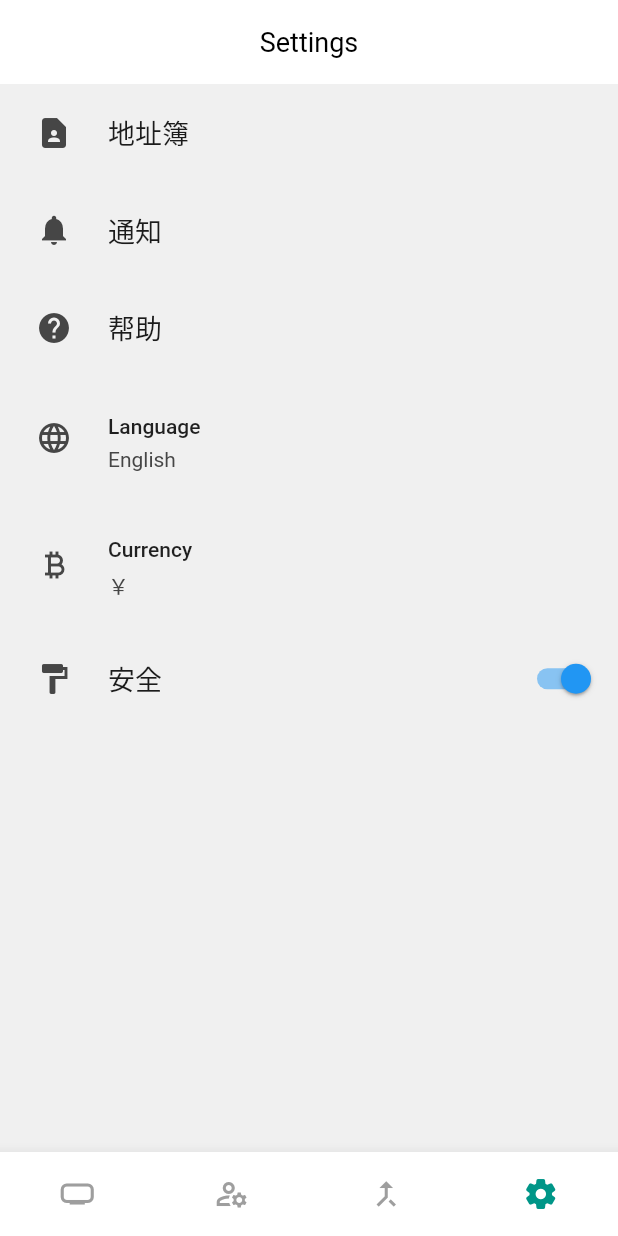
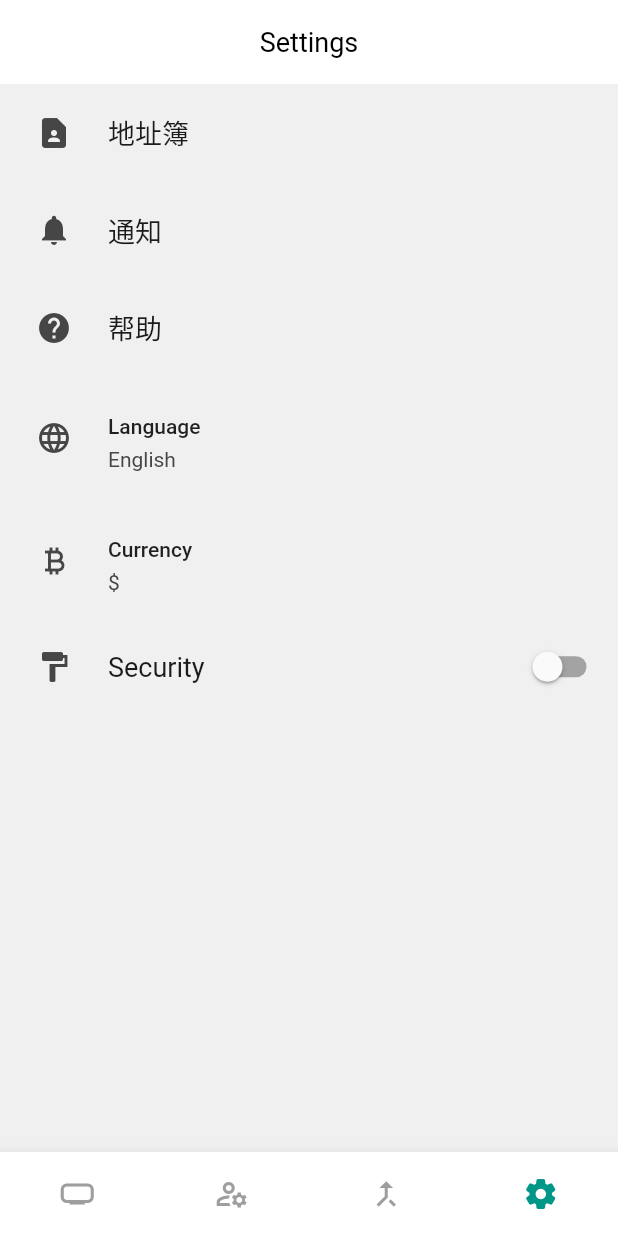
Before and after one commit to toanalien/toolhub, a Flutter app: the screen it shows after launch, item 4 of the bottom bar chosen, after a tap on "通知", on a phone screen of 412 x 824 dp. Run offline on Flutter 3.47's test engine with Material 2 defaults, Android fonts, the phone set to English and light mode, and no system bars; drawn by our look-alikes of animated_bottom_navigation_bar, settings_ui; our stand-ins replace dio, get, hive_flutter, introduction_screen, local_auth, shared_preferences; missing offline and left inert: flutter_inappwebview, local_session_timeout; accounts and stored records are empty.

Commit message:
feat: add storage and router

```diff
--- a/lib/i10n/translation.dart
+++ b/lib/i10n/translation.dart
@@ -8,6 +8,7 @@ class Translation extends Translations {
           "settings.title": "Settings",
           "settings.language": "Language",
           "settings.currency": "Currency",
+          "settings.security": "Security",
         },
         'de_DE': {
           'hello': 'Hallo Welt',
@@ -17,6 +18,7 @@ class Translation extends Translations {
           "settings.title": "设置",
           "settings.language": "语言",
           "settings.currency": "货币",
+          "settings.security": "安全",
         },
       };
 }
--- /dev/null
+++ b/lib/navigator.dart
@@ -0,0 +1,18 @@
+import 'package:flutter/cupertino.dart';
+
+class MNavigator {
+  static NavigatorState of(BuildContext context) {
+    return Navigator.of(context);
+  }
+
+  static push(
+    BuildContext context,
+    Widget Function(BuildContext ctx, dynamic arguments) create,
+  ) {
+    Navigator.of(context).push(
+      CupertinoPageRoute(builder: (context) {
+        return create(context, {});
+      }),
+    );
+  }
+}
--- a/lib/routes/settings.dart
+++ b/lib/routes/settings.dart
@@ -3,12 +3,49 @@ import 'package:flutter/services.dart';
 import 'package:settings_ui/settings_ui.dart';
 import 'package:local_auth/local_auth.dart';
 import 'package:get/get.dart';
+import 'package:toolhub/storage.dart';
+import 'package:flutter/cupertino.dart';
+import '../navigator.dart';
 import './mine/help.dart';
 
 const languages = {
   "en": "English",
   "zh": "中文",
 };
+
+const currencies = {
+  "\$USD": "USD",
+  '￥CNY': "CNY",
+  '￥JPY': "JPY",
+};
+
+class SettingData extends StatefulWidget {
+  final Widget child;
+  const SettingData({Key? key, required this.child}) : super(key: key);
+
+  @override
+  State<SettingData> createState() => _SettingDataState();
+}
+
+Future getSetting() async {
+  return [
+    Preference.prefs.getString(PrefKeys.language),
+    Preference.prefs.getString(PrefKeys.currency),
+    Preference.prefs.getString(PrefKeys.theme),
+  ];
+}
+
+class _SettingDataState extends State<SettingData> {
+  @override
+  Widget build(BuildContext context) {
+    return FutureBuilder(
+      future: getSetting(),
+      builder: (context, snapshot) {
+        return widget.child;
+      },
+    );
+  }
+}
 
 class SettingPage extends StatefulWidget {
   const SettingPage({Key? key}) : super(key: key);
@@ -20,6 +57,9 @@ class SettingPage extends StatefulWidget {
 class _SettingPageState extends State<SettingPage> {
   final LocalAuthentication auth = LocalAuthentication();
   late List<BiometricType> availableBiometrics;
+
+  bool security = Preference.prefs.getBool(PrefKeys.security) ?? false;
+  String currency = Preference.prefs.getString(PrefKeys.currency) ?? "\$USD";
 
   @override
   void initState() {
@@ -61,7 +101,7 @@ class _SettingPageState extends State<SettingPage> {
                 leading: Icon(Icons.notifications),
                 title: Text('通知'),
                 onPressed: (context) {
-                  authenticate();
+                  // authenticate();
                 },
                 // value: Text('English'),
               ),
@@ -69,12 +109,9 @@ class _SettingPageState extends State<SettingPage> {
                 leading: Icon(Icons.help),
                 title: Text('帮助'),
                 onPressed: (context) {
-                  Navigator.push(
+                  MNavigator.push(
                     context,
-                    PageRouteBuilder(
-                      pageBuilder: (context, animation, secondaryAnimation) =>
-                          HelpPage(),
-                    ),
+                    (context, _) => const HelpPage(),
                   );
                 },
                 // value: Text('English'),
@@ -96,7 +133,11 @@ class _SettingPageState extends State<SettingPage> {
                   style: Theme.of(context).textTheme.bodyLarge,
                 ),
                 value: Text(languages[Get.locale!.languageCode]!),
-                onPressed: openLanguage,
+                onPressed: (BuildContext context) {
+                  openSelector(context, languages, (key) {
+                    Get.updateLocale(Locale(key));
+                  });
+                },
               ),
               SettingsTile(
                 leading: Icon(Icons.currency_bitcoin),
@@ -106,13 +147,24 @@ class _SettingPageState extends State<SettingPage> {
                       forceStrutHeight: true, fontSize: 24, height: 1),
                   style: Theme.of(context).textTheme.bodyLarge,
                 ),
-                value: Text('￥'),
+                value: Text(currency.substring(0, 1)),
+                onPressed: ((context) {
+                  openSelector(context, currencies, (key) {});
+                }),
               ),
               SettingsTile.switchTile(
-                onToggle: (value) {},
-                initialValue: true,
-                leading: Icon(Icons.format_paint),
-                title: Text('安全'),
+                onToggle: (value) {
+                  // 关闭验证
+                  setState(() {
+                    security = value;
+                  });
+                  Preference.prefs.setBool(PrefKeys.security, value);
+                },
+                initialValue: security,
+                leading: const Icon(Icons.format_paint),
+                title: Text(
+                  'settings.security'.tr,
+                ),
               ),
             ],
           ),
@@ -121,7 +173,8 @@ class _SettingPageState extends State<SettingPage> {
     );
   }
 
-  openLanguage(context) {
+  openSelector(
+      BuildContext context, Map<String, String> languages, Function onSelect) {
     showModalBottomSheet(
       shape: RoundedRectangleBorder(
         borderRadius: BorderRadius.circular(10.0),
@@ -139,7 +192,7 @@ class _SettingPageState extends State<SettingPage> {
                   .map(
                     (e) => TextButton(
                       onPressed: () {
-                        Get.updateLocale(Locale(e.key));
+                        onSelect(e.key);
                         Navigator.pop(context);
                       },
                       child: Row(
--- /dev/null
+++ b/lib/routes/sites.dart
@@ -0,0 +1,24 @@
+import 'package:flutter/material.dart';
+
+class SitesPage extends StatefulWidget {
+  const SitesPage({Key? key}) : super(key: key);
+
+  @override
+  State<SitesPage> createState() => _SitesPageState();
+}
+
+class _SitesPageState extends State<SitesPage> {
+  @override
+  Widget build(BuildContext context) {
+    return Scaffold(
+      appBar: AppBar(title: Text('站点')),
+      body: Column(
+        children: <Widget>[
+          Center(
+            child: Text('站点'),
+          ),
+        ],
+      ),
+    );
+  }
+}
--- a/lib/storage.dart
+++ b/lib/storage.dart
@@ -1,11 +1,19 @@
 import 'package:shared_preferences/shared_preferences.dart';
-import 'package:hive/hive.dart';
+import 'package:hive_flutter/hive_flutter.dart';
+
+class PrefKeys {
+  static String language = "app.language";
+  static String currency = "app.currency";
+  static String theme = "app.theme";
+  static String security = "app.security";
+}
 
 class Preference {
   static late SharedPreferences prefs;
 
   static Future<void> init() async {
     prefs = await SharedPreferences.getInstance();
+    // 获取基础配置
   }
 
   static remove(key) async {
@@ -30,6 +38,8 @@ class IWallet {}
 
 class Storage {
   static start() async {
+    await Hive.initFlutter();
+
     await Future.wait([
       Hive.openBox('app'),
       Hive.openBox('wallet'),
--- a/lib/tabs.dart
+++ b/lib/tabs.dart
@@ -5,6 +5,7 @@ import 'package:toolhub/routes/home/home.dart';
 import 'package:toolhub/routes/message.dart';
 import 'package:toolhub/routes/settings.dart';
 import 'package:toolhub/widgets/session.dart';
+import 'package:toolhub/routes/sites.dart';
 
 class BottomBar extends StatefulWidget {
   const BottomBar({Key? key}) : super(key: key);
@@ -26,7 +27,7 @@ class _BottomBarState extends State<BottomBar> {
 
   static final pages = [
     const HomePage(),
-    const Browser(),
+    const SitesPage(),
     const Message(),
     const SettingPage(),
   ];
--- a/lib/theme.dart
+++ b/lib/theme.dart
@@ -11,6 +11,10 @@ class MTheme {
       primaryColor: Colors.teal,
       splashColor: Colors.yellow,
       platform: TargetPlatform.iOS,
+      pageTransitionsTheme: const PageTransitionsTheme(builders: {
+        TargetPlatform.iOS: CupertinoPageTransitionsBuilder(),
+        TargetPlatform.android: CupertinoPageTransitionsBuilder(),
+      }),
       appBarTheme: const AppBarTheme(
         color: Colors.white,
         elevation: 0,
--- a/pubspec.yaml
+++ b/pubspec.yaml
@@ -48,6 +48,7 @@ dependencies:
   flutter_inappwebview: ^5.4.3+7
   local_session_timeout: ^2.0.0
   hive: ^2.2.3
+  hive_flutter: ^1.1.0
 
 dev_dependencies:
   flutter_test:
```
Also changed, not shown: pubspec.lock, 1 other file.
